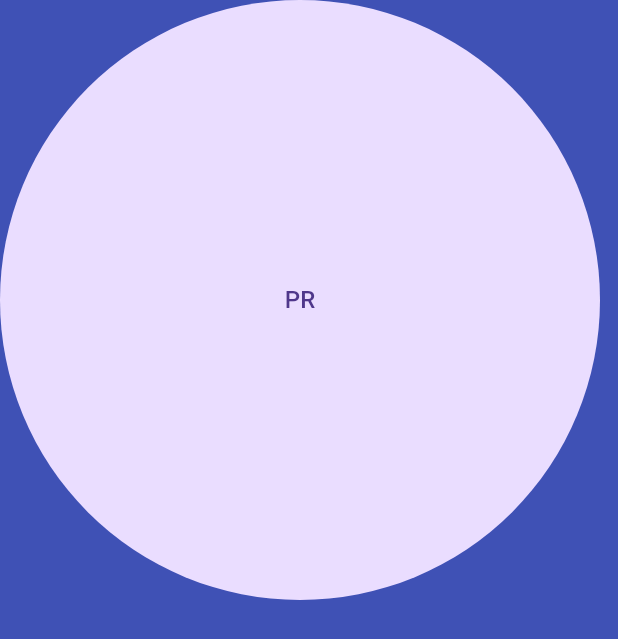
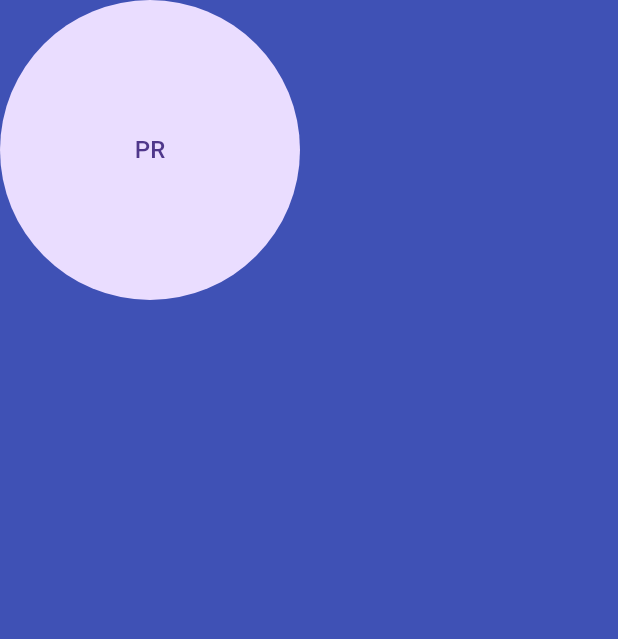
Before and after one commit to Dora-tech/mi_app_de_presentacion, a Flutter app: the screen it shows after launch, on a phone screen of 412 x 824 dp. Shown: the top 639 px of the screen. Run offline on Flutter 3.47's test engine with Material 3 defaults, Android fonts, the phone set to English and light mode, and no system bars.

```diff
--- a/lib/main.dart
+++ b/lib/main.dart
@@ -18,18 +18,23 @@ class MyApp extends StatelessWidget {
 class MiCartaDePresentacion extends StatelessWidget {
   const MiCartaDePresentacion({super.key});
 
-  @override
+
+ @override
   Widget build(BuildContext context) {
-    return Scaffold(
-      backgroundColor: Colors.indigo,
-          body:Column(
+    return SafeArea(
+      child: Scaffold(
+        backgroundColor: Colors.indigo,
+        body: SafeArea(
+          child: Column(
             children: [
               CircleAvatar(
-                  child: Text('PR'),
-                  radius: 200,
-              )
-        ],
-      )
-    ); // Placeholder es un widget de ejemplo
+                child: const Text('PR'),
+                radius: 100,
+              ),
+            ],
+          ),
+        ),
+      ),
+    );
   }
 }
```
